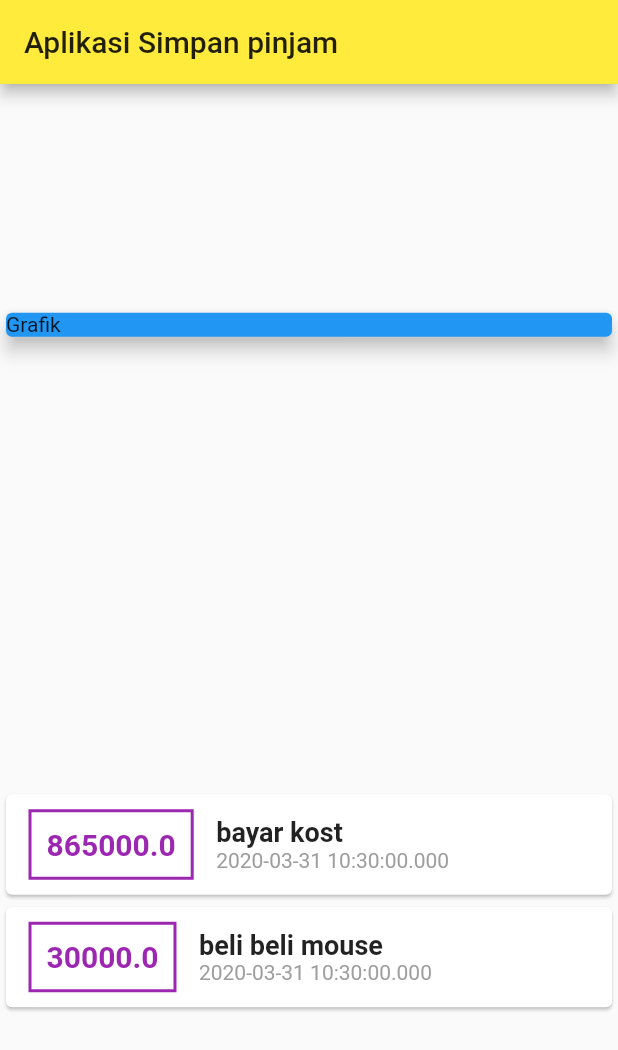
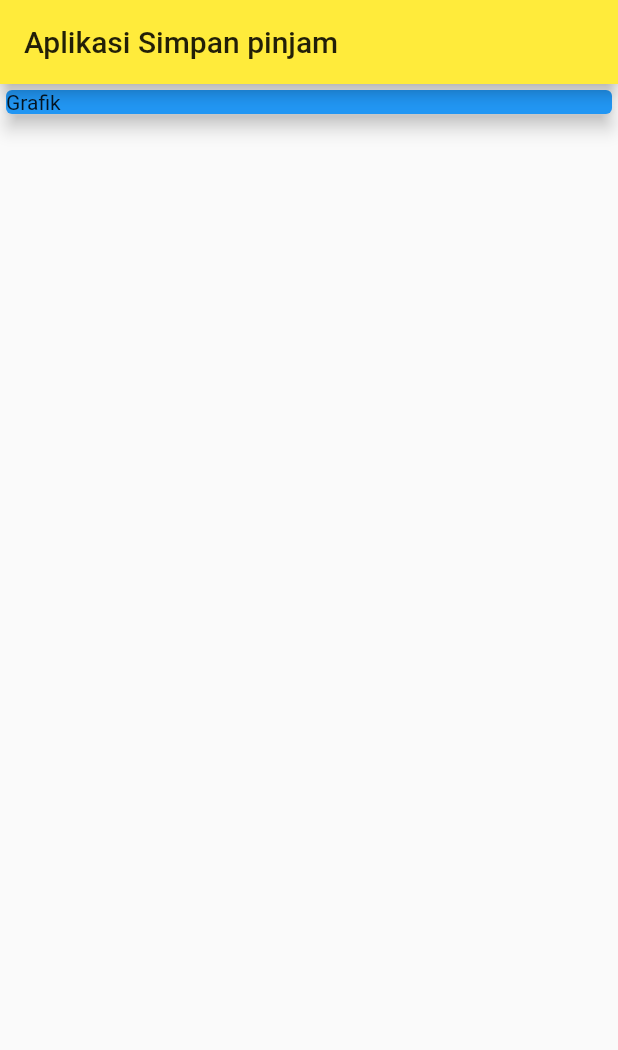
Before and after one commit to syahrulb/flutter-course, a Flutter app: the screen it shows after launch, on a phone screen of 412 x 824 dp. Shown: the top 1050 px of the screen. Run offline on Flutter 3.47's test engine with Material 2 defaults, Android fonts, the phone set to English and light mode, and no system bars.

Commit message:
sudah sampai vidio nomor 85

```diff
--- a/lib/main.dart
+++ b/lib/main.dart
@@ -1,5 +1,7 @@
 import 'package:flutter/material.dart';
-import './transaksi.dart';
+import 'package:intl/intl.dart';
+import './widgets/list_transaksi.dart';
+import './widgets/tambah_transaksi.dart';
 
 void main() => runApp(MyApp());
 
@@ -17,15 +19,11 @@ class MyApp extends StatelessWidget {
 }
 
 class MyHomePage extends StatelessWidget {
-  final List<Transaksi> transaksis = [
-    Transaksi(
-        id: '1', judul: 'bayar kost', jumlah: 865000, tanggal: DateTime.now()),
-    Transaksi(
-        id: '2',
-        judul: 'beli beli mouse',
-        jumlah: 30000,
-        tanggal: DateTime.now()),
-  ];
+
+  // String judulInput;
+  // String jumlahInput;
+
+  // digunakan sebagai menyimpan data secara langsung ketika keystroke di tekan.
   @override
   Widget build(BuildContext context) {
     return Scaffold(
@@ -33,7 +31,7 @@ class MyHomePage extends StatelessWidget {
         title: Text('Aplikasi Simpan pinjam'),
       ),
       body: Column(
-        mainAxisAlignment: MainAxisAlignment.spaceAround,
+        mainAxisAlignment: MainAxisAlignment.start,
         crossAxisAlignment: CrossAxisAlignment.stretch,
         children: <Widget>[
           Container(
@@ -44,45 +42,6 @@ class MyHomePage extends StatelessWidget {
               elevation: 5,
             ),
           ),
-          Column(
-            children: transaksis.map((tx) {
-              return Card(
-                child: Row(
-                  children: <Widget>[
-                    Container(
-                      margin:
-                          EdgeInsets.symmetric(vertical: 10, horizontal: 15),
-                      child: Text(
-                        tx.jumlah.toString(),
-                        style: TextStyle(
-                            fontWeight: FontWeight.bold,
-                            fontSize: 20,
-                            color: Colors.purple),
-                      ),
-                      decoration: BoxDecoration(
-                        border: Border.all(color: Colors.purple, width: 2),
-                      ),
-                      padding: EdgeInsets.all(10),
-                    ),
-                    Column(
-                      crossAxisAlignment: CrossAxisAlignment.start,
-                      children: <Widget>[
-                        Text(
-                          tx.judul,
-                          style: TextStyle(
-                              fontSize: 18, fontWeight: FontWeight.bold),
-                        ),
-                        Text(
-                          tx.tanggal.toString(),
-                          style: TextStyle(color: Colors.grey),
-                        )
-                      ],
-                    )
-                  ],
-                ),
-              );
-            }).toList(),
-          ),
         ],
       ),
     );
--- a/pubspec.yaml
+++ b/pubspec.yaml
@@ -19,6 +19,7 @@ environment:
 dependencies:
   flutter:
     sdk: flutter
+  intl: ^0.16.1
 
   # The following adds the Cupertino Icons font to your application.
   # Use with the CupertinoIcons class for iOS style icons.
```
Also changed, not shown: lib/widgets/list_transaksi.dart (added, +49 -0 lines), lib/widgets/tambah_transaksi.dart (added, +40 -0 lines), lib/widgets/user_transaksi.dart (added, +35 -0 lines), lib/models/transaksi.dart (renamed from lib/transaksi.dart), pubspec.lock.
